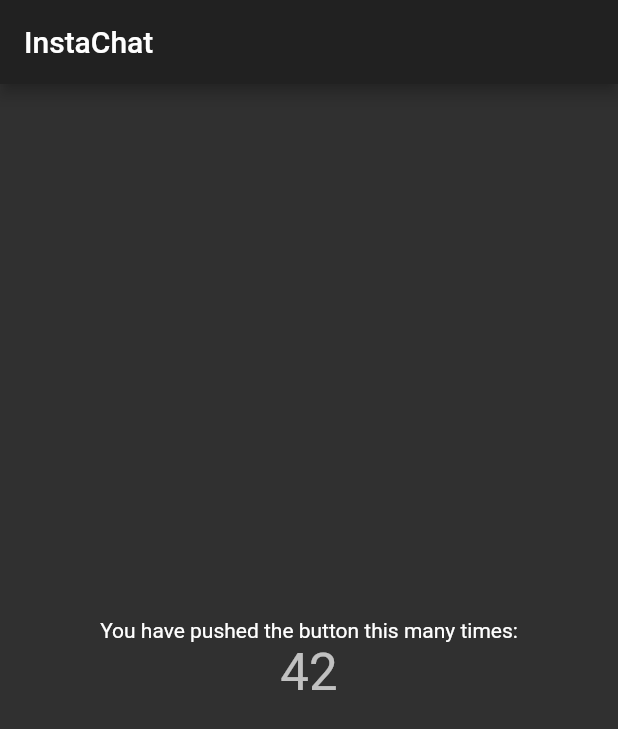
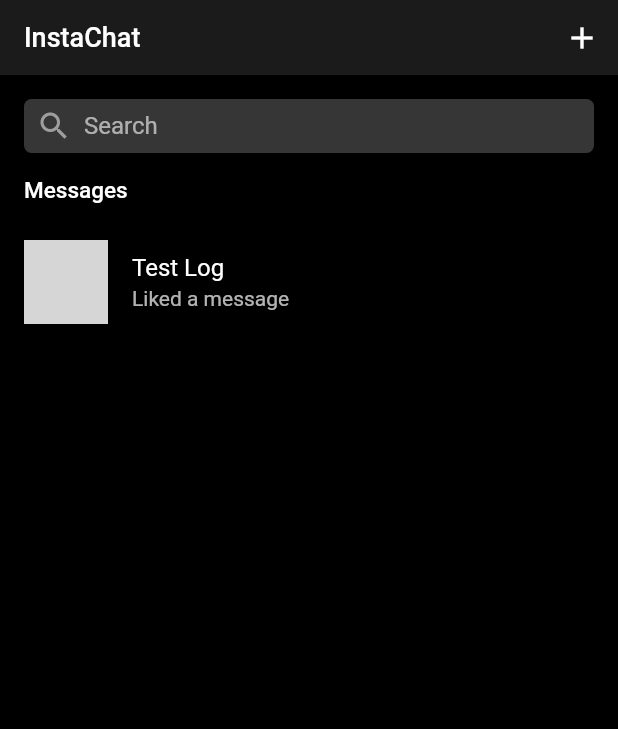
Before and after one commit to tusharsadhwani/instachat, a Flutter app: the screen it shows after launch, on a phone screen of 412 x 824 dp. Shown: the top 729 px of the screen. Run offline on Flutter 3.47's test engine with Material 2 defaults, Android fonts, the phone set to English and light mode, and no system bars; network calls fail; grey boxes are pictures that could not be loaded.

Commit message:
Add search page

```diff
--- a/lib/main.dart
+++ b/lib/main.dart
@@ -1,4 +1,8 @@
 import 'package:flutter/material.dart';
+
+import 'models/chat.dart';
+import 'widgets/insta_app_bar.dart';
+import 'widgets/search_bar.dart';
 
 void main() {
   runApp(MyApp());
@@ -11,9 +15,20 @@ class MyApp extends StatelessWidget {
       title: 'InstaChat',
       theme: ThemeData(
         brightness: Brightness.dark,
-        primarySwatch: Colors.blue,
-        primaryColor: Colors.blue,
-        appBarTheme: AppBarTheme(color: Colors.grey.shade900),
+        primaryColor: Colors.black,
+        accentColor: Color.fromRGBO(54, 54, 54, 1),
+        scaffoldBackgroundColor: Colors.black,
+        appBarTheme: AppBarTheme(color: Color.fromRGBO(27, 27, 27, 1)),
+        textTheme: TextTheme(
+          headline6: TextStyle(
+            fontSize: 18,
+            fontWeight: FontWeight.w500,
+          ),
+          bodyText1: TextStyle(
+            fontSize: 15,
+            fontWeight: FontWeight.w500,
+          ),
+        ),
       ),
       home: MyHomePage(title: 'InstaChat'),
     );
@@ -30,22 +45,45 @@ class MyHomePage extends StatefulWidget {
 }
 
 class _MyHomePageState extends State<MyHomePage> {
+  final chats = <Chat>[
+    Chat(id: '1', name: 'Test Log', imageUrl: 'https://i.pravatar.cc/50?img=2'),
+  ];
+
   @override
   Widget build(BuildContext context) {
-    return Scaffold(
-      appBar: AppBar(
-        title: Text(widget.title),
-      ),
-      body: Center(
-        child: Column(
-          mainAxisAlignment: MainAxisAlignment.center,
-          children: <Widget>[
-            Text(
-              'You have pushed the button this many times:',
+    return SafeArea(
+      child: Scaffold(
+        body: Column(
+          crossAxisAlignment: CrossAxisAlignment.start,
+          children: [
+            InstaAppBar(title: widget.title),
+            SearchBar(),
+            Padding(
+              padding: const EdgeInsets.only(left: 16, bottom: 16),
+              child: Text(
+                'Messages',
+                style: Theme.of(context).textTheme.bodyText1,
+              ),
             ),
-            Text(
-              '42',
-              style: Theme.of(context).textTheme.headline4,
+            Expanded(
+              child: ListView.separated(
+                separatorBuilder: (_, __) => SizedBox(height: 8),
+                itemCount: chats.length,
+                itemBuilder: (_, i) => InkWell(
+                  onTap: () {},
+                  child: ListTile(
+                    leading: CircleAvatar(
+                      radius: 28,
+                      backgroundImage: NetworkImage(chats[i].imageUrl),
+                    ),
+                    title: Text(chats[i].name),
+                    subtitle: Text(
+                      'Liked a message',
+                      style: TextStyle(fontSize: 14),
+                    ),
+                  ),
+                ),
+              ),
             ),
           ],
         ),
--- /dev/null
+++ b/lib/models/chat.dart
@@ -0,0 +1,13 @@
+import 'package:meta/meta.dart';
+
+class Chat {
+  final String id;
+  final String name;
+  final String imageUrl;
+
+  const Chat({
+    @required this.id,
+    @required this.name,
+    @required this.imageUrl,
+  });
+}
--- /dev/null
+++ b/lib/widgets/insta_app_bar.dart
@@ -0,0 +1,39 @@
+import 'package:flutter/material.dart';
+
+class InstaAppBar extends StatelessWidget {
+  const InstaAppBar({
+    Key key,
+    @required this.title,
+  }) : super(key: key);
+
+  final String title;
+
+  @override
+  Widget build(BuildContext context) {
+    return SizedBox(
+      height: 50,
+      child: Container(
+          color: Theme.of(context).appBarTheme.color,
+          child: Material(
+            color: Colors.transparent,
+            child: Row(
+              crossAxisAlignment: CrossAxisAlignment.center,
+              children: [
+                Padding(
+                  padding: const EdgeInsets.only(left: 16),
+                  child: Text(
+                    title,
+                    style: Theme.of(context).textTheme.headline6,
+                  ),
+                ),
+                Spacer(),
+                IconButton(
+                  icon: Icon(Icons.add),
+                  onPressed: () {},
+                )
+              ],
+            ),
+          )),
+    );
+  }
+}
--- /dev/null
+++ b/lib/widgets/search_bar.dart
@@ -0,0 +1,37 @@
+import 'package:flutter/material.dart';
+
+class SearchBar extends StatelessWidget {
+  @override
+  Widget build(BuildContext context) {
+    return Padding(
+      padding: const EdgeInsets.all(16.0),
+      child: SizedBox(
+        height: 36,
+        child: Container(
+          decoration: BoxDecoration(
+            color: Theme.of(context).accentColor,
+            borderRadius: BorderRadius.circular(5),
+          ),
+          child: Padding(
+            padding: const EdgeInsets.symmetric(horizontal: 8),
+            child: Row(
+              crossAxisAlignment: CrossAxisAlignment.center,
+              children: [
+                Icon(
+                  Icons.search,
+                  color: Colors.grey,
+                ),
+                SizedBox(width: 8),
+                Expanded(
+                  child: TextField(
+                    decoration: InputDecoration.collapsed(hintText: 'Search'),
+                  ),
+                ),
+              ],
+            ),
+          ),
+        ),
+      ),
+    );
+  }
+}
```
